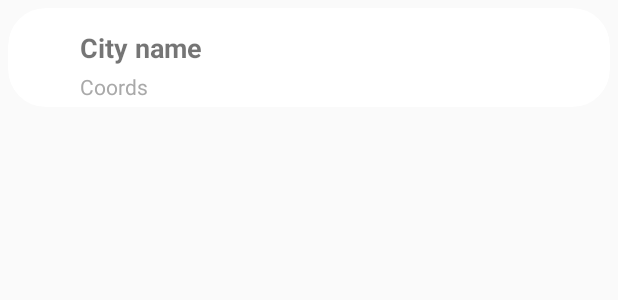
After one commit to gorkemoji/android_packages_apps_Meteo, an Android app: the layout city_layout.xml on its own in the app's theme, with its tools: preview values and no code run, on a phone screen of 412 x 824 dp. The commit adds this screen. Shown: the top 300 px of the screen. Run offline under Robolectric (Android 15) with nearby library versions, the phone set to English and light mode, and no system bars.

Commit message:
search city activity completed

```diff
--- a/app/src/main/res/layout/activity_search_city.xml
+++ b/app/src/main/res/layout/activity_search_city.xml
@@ -33,7 +33,7 @@
         app:layout_constraintEnd_toEndOf="parent">
 
         <com.google.android.material.textfield.TextInputEditText
-            android:id="@+id/task_text"
+            android:id="@+id/cityName"
             android:hint="@string/enter_a_city"
             android:text=""
             android:layout_width="match_parent"
@@ -65,6 +65,7 @@
         android:layout_width="wrap_content"
         android:layout_height="wrap_content"
         android:layout_margin="24dp"
+        android:enabled="false"
         android:text="@string/save"
         app:icon="@drawable/ic_save_24"
         app:layout_constraintBottom_toBottomOf="parent"
--- /dev/null
+++ b/app/src/main/res/layout/city_layout.xml
@@ -0,0 +1,51 @@
+<?xml version="1.0" encoding="utf-8"?>
+<androidx.cardview.widget.CardView xmlns:android="http://schemas.android.com/apk/res/android"
+    xmlns:app="http://schemas.android.com/apk/res-auto"
+    xmlns:tools="http://schemas.android.com/tools"
+    android:layout_width="match_parent"
+    android:layout_height="wrap_content"
+    android:layout_marginHorizontal="5dp"
+    android:layout_marginVertical="5dp"
+    app:cardCornerRadius="25dp"
+    app:cardElevation="0dp">
+
+    <androidx.constraintlayout.widget.ConstraintLayout
+        android:id="@+id/cardLayout"
+        android:layout_width="match_parent"
+        android:layout_height="wrap_content"
+        android:padding="4dp">
+
+        <ImageView
+            android:id="@+id/countryFlag"
+            android:layout_width="24dp"
+            android:layout_height="24dp"
+            android:layout_margin="10dp"
+            android:contentDescription="@string/country_flag"
+            android:src="@drawable/ic_search_24"
+            app:layout_constraintStart_toStartOf="parent"
+            app:layout_constraintTop_toTopOf="parent" />
+
+        <TextView
+            android:id="@+id/cityName"
+            android:layout_width="wrap_content"
+            android:layout_height="wrap_content"
+            android:layout_margin="10dp"
+            android:text="@string/city_name"
+            android:textSize="18sp"
+            android:textStyle="bold"
+            app:layout_constraintStart_toEndOf="@id/countryFlag"
+            app:layout_constraintTop_toTopOf="parent" />
+
+        <TextView
+            android:id="@+id/coordsTxt"
+            android:layout_width="wrap_content"
+            android:layout_height="wrap_content"
+            android:layout_marginStart="10dp"
+            android:layout_marginTop="4dp"
+            android:text="Coords"
+            android:textColor="#A9A9A9"
+            app:layout_constraintStart_toEndOf="@+id/countryFlag"
+            app:layout_constraintTop_toBottomOf="@+id/cityName" />
+
+    </androidx.constraintlayout.widget.ConstraintLayout>
+</androidx.cardview.widget.CardView>
--- a/app/src/main/res/values/colors.xml
+++ b/app/src/main/res/values/colors.xml
@@ -2,4 +2,6 @@
 <resources>
     <color name="black">#FF000000</color>
     <color name="white">#FFFFFFFF</color>
+    <color name="card_selected">#604383</color>
+    <color name="card_normal">#342547</color>
 </resources>
--- a/app/src/main/res/values/strings.xml
+++ b/app/src/main/res/values/strings.xml
@@ -4,4 +4,6 @@
     <string name="save">Save</string>
     <string name="enter_a_city">Enter a city</string>
     <string name="search_a_city">Search a city</string>
+    <string name="city_name">City name</string>
+    <string name="country_flag">Country flag</string>
 </resources>
```
Also changed, not shown: app/src/main/java/com/gorkemoji/meteo/adapter/CityAdapter.kt (added, +54 -0 lines), app/src/main/java/com/gorkemoji/meteo/ui/factory/SearchCityViewModelFactory.kt (added, +16 -0 lines), app/src/main/java/com/gorkemoji/meteo/ui/view/MainActivity.kt (+20 -6 lines), app/src/main/java/com/gorkemoji/meteo/ui/view/SearchCityActivity.kt (+56 -10 lines), app/src/main/java/com/gorkemoji/meteo/ui/viewmodel/SearchCityViewModel.kt (added, +21 -0 lines).
